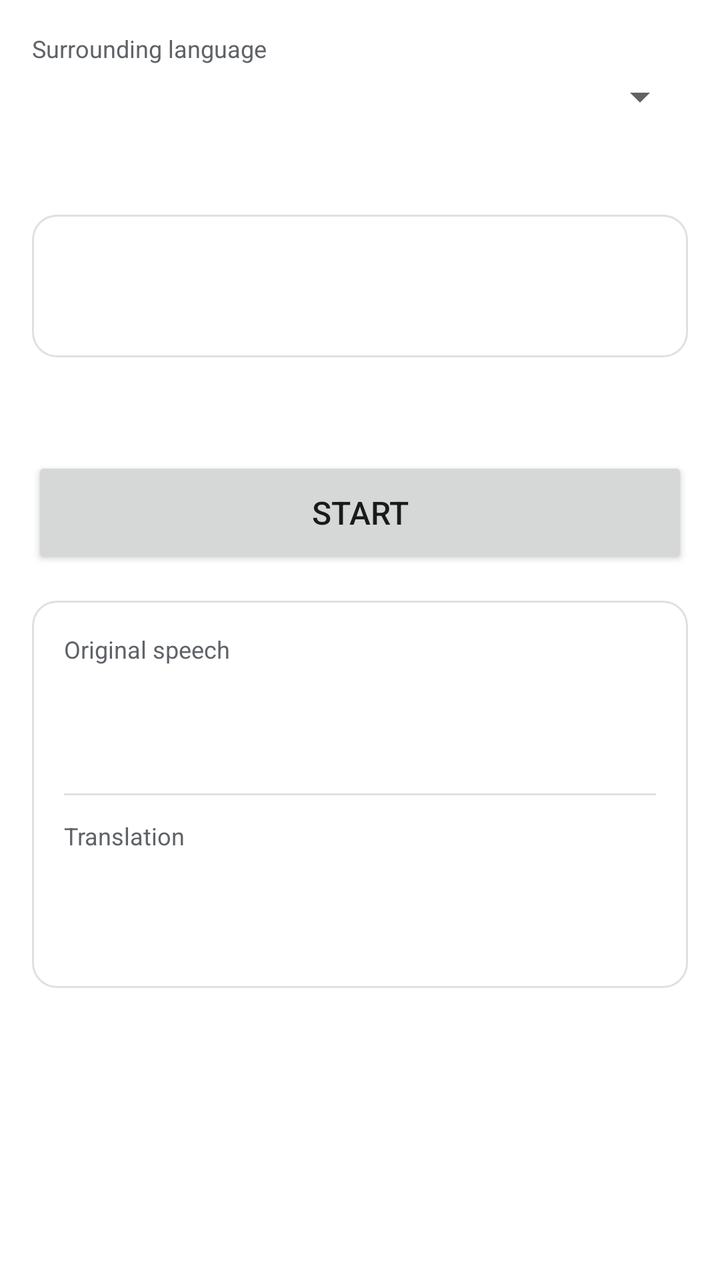
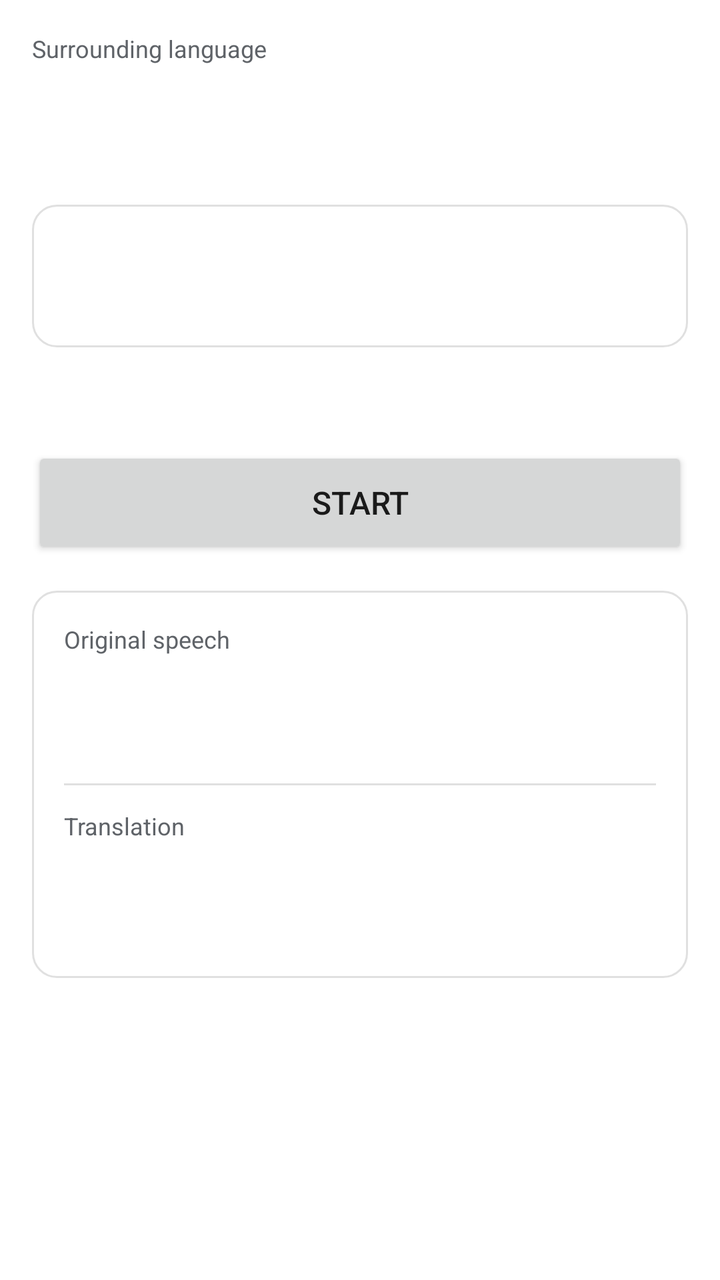

Screens rendered from an Android XML layout before and after an edit, with the pre-edit source and the edit as a unified diff.
<!-- AndroidManifest.xml: application theme Theme.TextGate -->
<!-- res/layout/content_live.xml -->
<?xml version="1.0" encoding="utf-8"?>
<ScrollView
    android:id="@+id/liveRoot"
    xmlns:android="http://schemas.android.com/apk/res/android"
    android:layout_width="match_parent"
    android:layout_height="match_parent">

    <LinearLayout
        android:layout_width="match_parent"
        android:layout_height="wrap_content"
        android:orientation="vertical"
        android:padding="16dp">

        <TextView
            android:layout_width="wrap_content"
            android:layout_height="wrap_content"
            android:text="@string/live_label_ambient_language"
            android:textColor="@color/tg_text_secondary"
            android:textSize="12sp" />

        <Spinner
            android:id="@+id/spinnerAmbientLanguage"
            android:layout_width="match_parent"
            android:layout_height="wrap_content"
            android:layout_marginTop="4dp" />

        <TextView
            android:id="@+id/textLiveTargetLanguage"
            android:layout_width="match_parent"
            android:layout_height="wrap_content"
            android:layout_marginTop="12dp"
            android:textColor="@color/tg_text_primary"
            android:textSize="14sp" />

        <LinearLayout
            android:layout_width="match_parent"
            android:layout_height="wrap_content"
            android:layout_marginTop="16dp"
            android:orientation="vertical"
            android:background="@drawable/bg_card">

            <TextView
                android:id="@+id/textLiveDeviceStatus"
                android:layout_width="match_parent"
                android:layout_height="wrap_content"
                android:textColor="@color/tg_text_primary"
                android:textSize="14sp" />

            <TextView
                android:id="@+id/textLiveHeadsetHint"
                android:layout_width="match_parent"
                android:layout_height="wrap_content"
                android:layout_marginTop="4dp"
                android:textColor="@color/tg_text_secondary"
                android:textSize="12sp" />
        </LinearLayout>

        <TextView
            android:id="@+id/textLiveState"
            android:layout_width="match_parent"
            android:layout_height="wrap_content"
            android:layout_marginTop="16dp"
            android:gravity="center"
            android:textColor="@color/tg_primary"
            android:textStyle="bold"
            android:textSize="16sp" />

        <Button
            android:id="@+id/buttonLiveStartStop"
            android:layout_width="match_parent"
            android:layout_height="56dp"
            android:layout_marginTop="12dp"
            android:text="@string/live_button_start"
            android:textSize="16sp" />

        <Button
            android:id="@+id/buttonLiveRetry"
            android:layout_width="match_parent"
            android:layout_height="wrap_content"
            android:layout_marginTop="8dp"
            android:text="@string/live_button_retry"
            android:visibility="gone" />

        <LinearLayout
            android:layout_width="match_parent"
            android:layout_height="wrap_content"
            android:layout_marginTop="16dp"
            android:orientation="vertical"
            android:background="@drawable/bg_card">

            <TextView
                android:layout_width="wrap_content"
                android:layout_height="wrap_content"
                android:text="@string/live_label_original_transcript"
                android:textColor="@color/tg_text_secondary"
                android:textSize="12sp" />

            <TextView
                android:id="@+id/textLiveInputTranscript"
                android:layout_width="match_parent"
                android:layout_height="wrap_content"
                android:layout_marginTop="4dp"
                android:minHeight="48dp"
                android:textColor="@color/tg_text_primary"
                android:textSize="15sp" />

            <View
                android:layout_width="match_parent"
                android:layout_height="1dp"
                android:layout_marginTop="12dp"
                android:layout_marginBottom="12dp"
                android:background="@color/tg_divider" />

            <TextView
                android:layout_width="wrap_content"
                android:layout_height="wrap_content"
                android:text="@string/live_label_translation_transcript"
                android:textColor="@color/tg_text_secondary"
                android:textSize="12sp" />

            <TextView
                android:id="@+id/textLiveOutputTranscript"
                android:layout_width="match_parent"
                android:layout_height="wrap_content"
                android:layout_marginTop="4dp"
                android:minHeight="48dp"
                android:textColor="@color/tg_text_primary"
                android:textSize="15sp" />
        </LinearLayout>

    </LinearLayout>
</ScrollView>
<!-- resources referenced by this layout -->
<resources>
  <color name="tg_divider">#FFE0E0E0</color>
  <color name="tg_primary">#FF1B5E20</color>
  <color name="tg_text_primary">#FF1A1A1A</color>
  <color name="tg_text_secondary">#FF5F6368</color>
  <!-- drawable bg_card (drawable) -->
  <?xml version="1.0" encoding="utf-8"?>
  <shape xmlns:android="http://schemas.android.com/apk/res/android"
      android:shape="rectangle">
      <solid android:color="@color/tg_background" />
      <stroke android:width="1dp" android:color="@color/tg_divider" />
      <corners android:radius="12dp" />
      <padding
          android:left="16dp"
          android:top="16dp"
          android:right="16dp"
          android:bottom="16dp" />
  </shape>
  <string name="live_button_retry">Try again</string>
  <string name="live_button_start">Start</string>
  <string name="live_label_ambient_language">Surrounding language</string>
  <string name="live_label_original_transcript">Original speech</string>
  <string name="live_label_translation_transcript">Translation</string>
  <style name="Theme.TextGate" parent="android:Theme.Material.Light.DarkActionBar">
          <item name="android:colorPrimary">@color/tg_primary</item>
          <item name="android:colorPrimaryDark">@color/tg_primary</item>
          <item name="android:windowBackground">@color/tg_background</item>
          <item name="android:textColorPrimary">@color/tg_text_primary</item>
          <item name="android:textColorSecondary">@color/tg_text_secondary</item>
  
          
          <item name="android:windowLayoutInDisplayCutoutMode" tools:targetApi="27">shortEdges</item>
      </style>
  <color name="tg_background">#FFFFFFFF</color>
</resources>

<!-- the commit's change to res/layout/content_live.xml (unified diff, before → after) -->
@@ -18,11 +18,14 @@
             android:textColor="@color/tg_text_secondary"
             android:textSize="12sp" />
 
-        <Spinner
-            android:id="@+id/spinnerAmbientLanguage"
+        
+        <TextView
+            android:id="@+id/textLiveAmbientLanguage"
             android:layout_width="match_parent"
             android:layout_height="wrap_content"
-            android:layout_marginTop="4dp" />
+            android:layout_marginTop="4dp"
+            android:textColor="@color/tg_text_primary"
+            android:textSize="14sp" />
 
         <TextView
             android:id="@+id/textLiveTargetLanguage"
